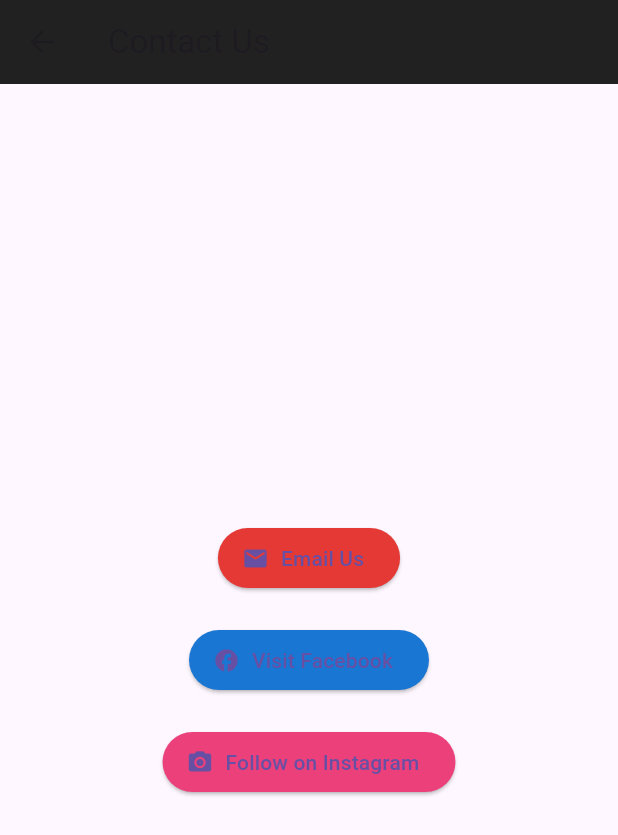
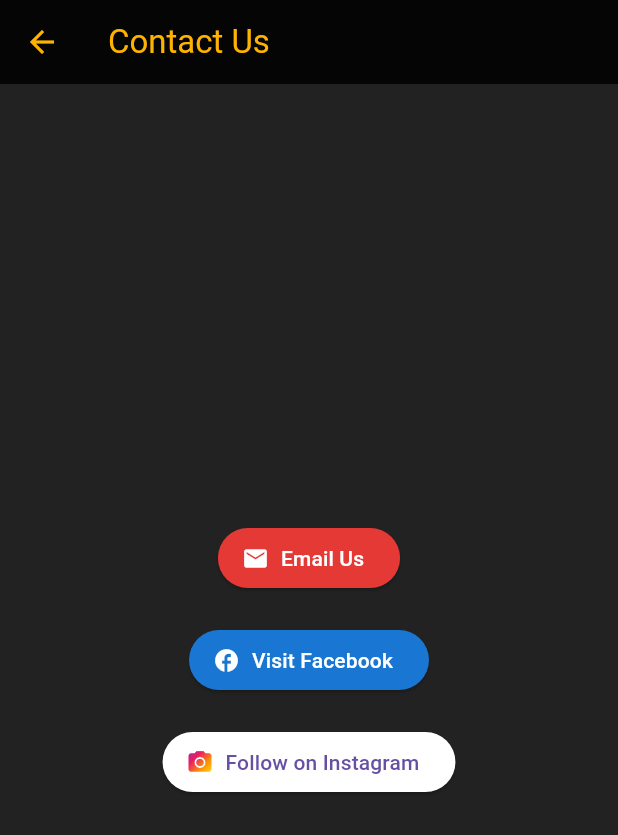
Before and after one commit to dimaderevciuc/Stoic-Quotes, a Flutter app: the ContactsScreen screen opened directly, on a phone screen of 412 x 824 dp. Shown: the top 835 px of the screen. Run offline on Flutter 3.47's test engine with Material 3 defaults, Android fonts, the light colour scheme and no system bars; our stand-ins replace csv.

Commit message:
changes to the contact and csv file

```diff
--- a/lib/ContactsScreen.dart
+++ b/lib/ContactsScreen.dart
@@ -3,36 +3,44 @@
 class ContactsScreen extends StatelessWidget {
   const ContactsScreen({super.key});
 
-
-
   @override
   Widget build(BuildContext context) {
     return Scaffold(
+      backgroundColor: Colors.black87,
       appBar: AppBar(
-        title: Text('Contact Us'),
+        title: Text('Contact Us', style: TextStyle(color: Colors.amber[600]),),
         backgroundColor: Colors.black87,
+        iconTheme: IconThemeData(color: Colors.amber[600]),
       ),
       body: Center(
         child: Column(
           mainAxisAlignment: MainAxisAlignment.center,
           children: [
             ElevatedButton.icon(
-              onPressed: () {
-
-              },
-              icon: Icon(Icons.email),
-              label: Text('Email Us'),
+              onPressed: () {},
+              icon: Icon(
+                Icons.email,
+                color: Colors.white,
+              ),
+              label: Text(
+                'Email Us',
+                style: TextStyle(color: Colors.white),
+              ),
               style: ElevatedButton.styleFrom(
                 backgroundColor: Colors.red[600],
               ),
             ),
             SizedBox(height: 20),
             ElevatedButton.icon(
-              onPressed: () {
-
-              },
-              icon: Icon(Icons.facebook),
-              label: Text('Visit Facebook'),
+              onPressed: () {},
+              icon: Icon(
+                Icons.facebook,
+                color: Colors.white,
+              ),
+              label: Text(
+                'Visit Facebook',
+                style: TextStyle(color: Colors.white),
+              ),
               style: ElevatedButton.styleFrom(
                 backgroundColor: Colors.blue[700],
               ),
@@ -42,10 +50,28 @@
               onPressed: () {
 
               },
-              icon: Icon(Icons.camera_alt),
-              label: Text('Follow on Instagram'),
+              icon: ShaderMask(
+                shaderCallback: (Rect bounds) {
+                  return const LinearGradient(
+                    colors: [
+                      Colors.purple,
+                      Colors.pink,
+                      Colors.orange,
+                      Colors.yellow,
+                    ],
+                    begin: Alignment.topLeft,
+                    end: Alignment.bottomRight,
+                  ).createShader(bounds);
+                },
+                child: const Icon(
+                  Icons.camera_alt,
+                  color:
+                      Colors.white,
+                ),
+              ),
+              label: const Text('Follow on Instagram'),
               style: ElevatedButton.styleFrom(
-                backgroundColor: Colors.pink[400],
+                backgroundColor: Colors.white,
               ),
             ),
           ],
```
Also changed, not shown: lib/FavoritesScreen.dart (+6 -3 lines), lib/assets/quotes_list.csv (+12 -2 lines), lib/quotes_page.dart (+5 -3 lines).
